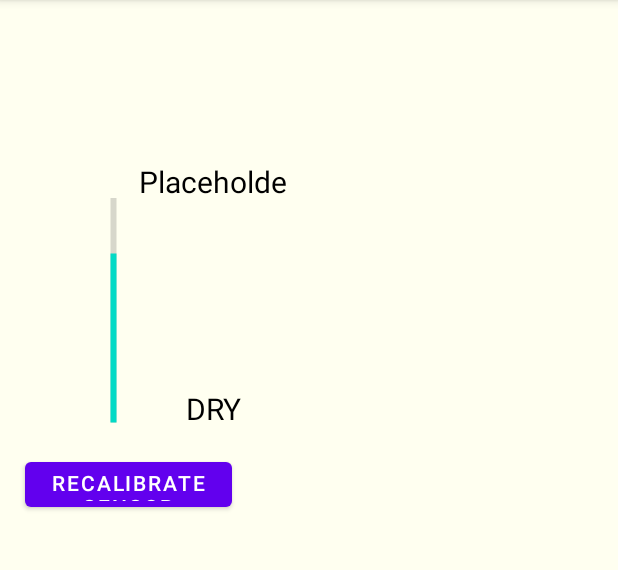
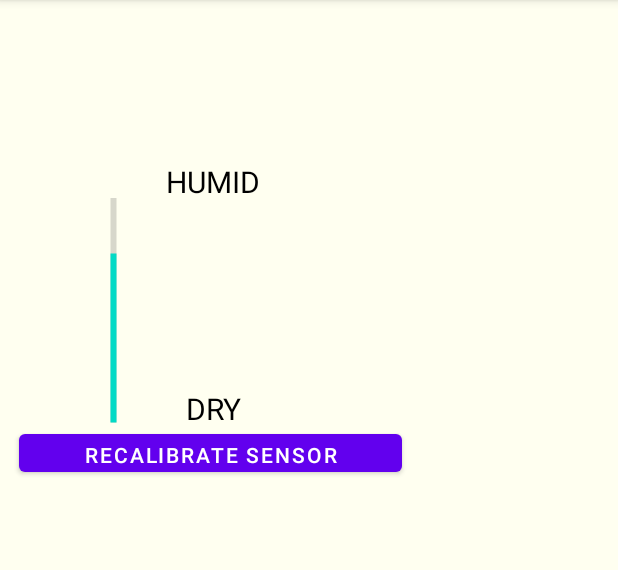
Before and after one commit to SivajanManikavasagar0124/CropManagementSystem, an Android app: the fragment AirHumidity shown on its own in the app's theme, on a phone screen of 412 x 824 dp, the part 84-654 px from its top. Run offline under Robolectric (Android 15) with nearby library versions, the phone set to English and light mode, and no system bars.

Commit message:
airhumidity corrected text.

```diff
--- a/SunshineCropManagement/src/main/java/ca/sunshineboys/it/cropmanagementsystem/ui/AirHumidity/AirHumidity.java
+++ b/SunshineCropManagement/src/main/java/ca/sunshineboys/it/cropmanagementsystem/ui/AirHumidity/AirHumidity.java
@@ -1,5 +1,6 @@
 package ca.sunshineboys.it.cropmanagementsystem.ui.AirHumidity;
 
+import android.annotation.SuppressLint;
 import android.os.Bundle;
 import android.view.LayoutInflater;
 import android.view.View;
@@ -30,11 +31,11 @@ public class AirHumidity extends Fragment {
         homeViewModel =
                 new ViewModelProvider(this).get(HumidityViewModel.class);
         View root = inflater.inflate(R.layout.fragment_airhumidity, container, false);
-        final TextView textView = root.findViewById(R.id.text_airhumidityHumid);
+       final TextView textView = root.findViewById(R.id.text_airhumidityHumid);
         homeViewModel.getText().observe(getViewLifecycleOwner(), new Observer<String>() {
             @Override
             public void onChanged(@Nullable String s) {
-                textView.setText(s);
+               // textView.setText(s);
             }
         });
         return root;
--- a/SunshineCropManagement/src/main/res/layout/fragment_airhumidity.xml
+++ b/SunshineCropManagement/src/main/res/layout/fragment_airhumidity.xml
@@ -34,17 +34,19 @@ CENG 317 - 0NF
 
     <Button
         android:id="@+id/airHumidityButton"
-        android:layout_width="138dp"
-        android:layout_height="42dp"
-        android:layout_marginStart="16dp"
+        android:layout_width="255dp"
+        android:layout_height="37dp"
+        android:layout_marginStart="14dp"
         android:layout_marginTop="283dp"
-        android:layout_marginEnd="257dp"
-        android:layout_marginBottom="406dp"
+        android:layout_marginEnd="156dp"
+        android:layout_marginBottom="411dp"
         android:text="@string/remeasure_air_humidity"
         app:layout_constraintBottom_toBottomOf="parent"
         app:layout_constraintEnd_toEndOf="parent"
+        app:layout_constraintHorizontal_bias="0.136"
         app:layout_constraintStart_toStartOf="parent"
-        app:layout_constraintTop_toTopOf="parent" />
+        app:layout_constraintTop_toTopOf="parent"
+        app:layout_constraintVertical_bias="0.0" />
 
     <ImageView
         android:id="@+id/imageView3"
--- a/SunshineCropManagement/src/main/res/values/strings.xml
+++ b/SunshineCropManagement/src/main/res/values/strings.xml
@@ -67,5 +67,6 @@
     <string name="welcome1">Welcome!</string>
     <string name="connectsensor">Connect to your sensor</string>
     <string name="dry">DRY</string>
+    <string name="airhumidity">AIR HUMIDITY</string>
 
 </resources>
```
Also changed, not shown: 1 other file.
